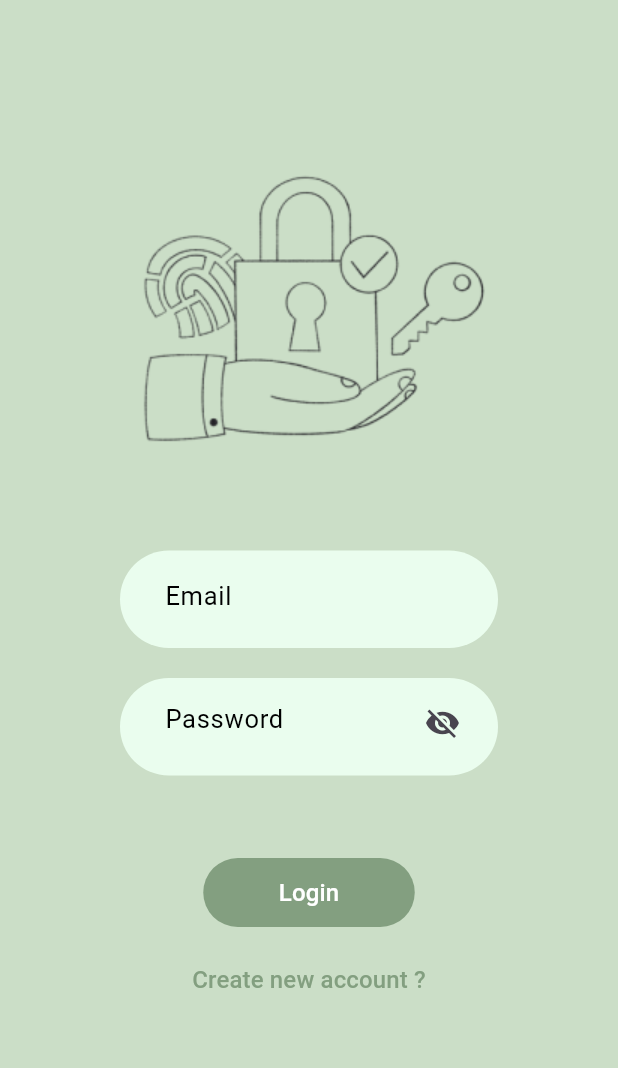
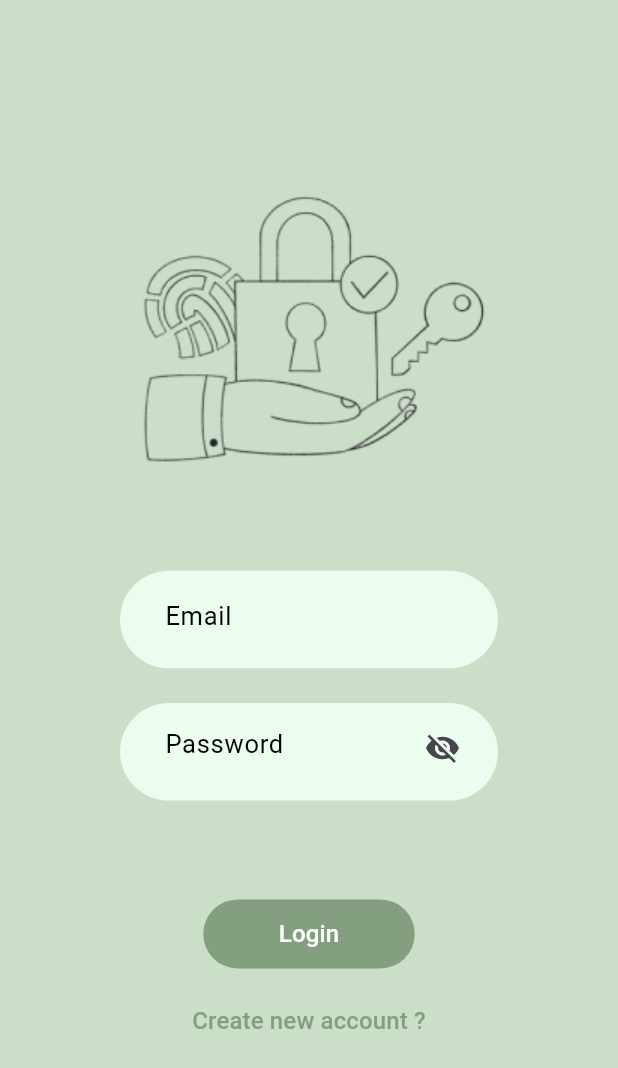
Before and after one commit to vassilikim/caider, a Flutter app: the screen it shows after launch, on a phone screen of 412 x 824 dp. Shown: the top 1068 px of the screen. Run offline on Flutter 3.47's test engine with Material 3 defaults, Android fonts, the phone set to English and light mode, and no system bars; our stand-ins replace audioplayers, confetti, image_picker, percent_indicator.

Commit message:
fix: other phone dimensions

```diff
--- a/lib/auth/login.dart
+++ b/lib/auth/login.dart
@@ -92,7 +92,8 @@ class _LoginPageState extends State<LoginPage> {
                 Column(
                   children: [
                     Padding(
-                      padding: const EdgeInsets.only(top: 40),
+                      padding: EdgeInsets.only(
+                          top: MediaQuery.of(context).size.height * 0.065),
                       child: Image.asset(
                         'assets/login_lock.png',
                         width: 280,
@@ -102,7 +103,9 @@ class _LoginPageState extends State<LoginPage> {
                     Column(
                       children: [
                         Padding(
-                          padding: const EdgeInsets.only(bottom: 10),
+                          padding: EdgeInsets.only(
+                              bottom:
+                                  MediaQuery.of(context).size.height * 0.016),
                           child: Container(
                             height: 65,
                             width: 252,
@@ -180,8 +183,8 @@ class _LoginPageState extends State<LoginPage> {
                     ),
                   ],
                 ),
-                const SizedBox(
-                  height: 55,
+                SizedBox(
+                  height: MediaQuery.of(context).size.height * 0.08,
                 ),
                 Container(
                   height: 46,
@@ -206,7 +209,7 @@ class _LoginPageState extends State<LoginPage> {
                 ),
                 SizedBox(
                   height: 70,
-                  width: 181,
+                  width: 200,
                   child: Center(
                     child: TextButton(
                       onPressed: () {
--- a/lib/minor_pages/task_page.dart
+++ b/lib/minor_pages/task_page.dart
@@ -26,11 +26,7 @@ class _TaskPageState extends State<TaskPage> {
       GlobalKey<ScaffoldMessengerState>();
 
   void launchGoogleMaps(String url) async {
-    if (await canLaunchUrlString(url)) {
-      await launchUrlString(url);
-    } else {
-      throw 'Could not launch Google Maps';
-    }
+    await launchUrlString(url);
   }
 
   void acceptTask() async {
--- a/lib/navigation_pages/profile.dart
+++ b/lib/navigation_pages/profile.dart
@@ -76,7 +76,7 @@ class _ProfilePageState extends State<ProfilePage> {
                               Text(
                                 'Logout',
                                 style: TextStyle(
-                                    fontFamily: 'Roboto', fontSize: 16),
+                                    fontFamily: 'Roboto', fontSize: 14),
                               ),
                               Icon(
                                 Icons.logout_rounded,
@@ -118,7 +118,7 @@ class _ProfilePageState extends State<ProfilePage> {
                     ),
                   ),
                   child: Padding(
-                    padding: const EdgeInsets.all(20),
+                    padding: const EdgeInsets.symmetric(vertical: 20),
                     child: Row(
                       crossAxisAlignment: CrossAxisAlignment.start,
                       mainAxisAlignment: MainAxisAlignment.center,
```
Also changed, not shown: lib/auth/signup.dart (+6 -6 lines), lib/minor_pages/edit_profile.dart (+12 -8 lines), lib/start.dart (+7 -5 lines).
